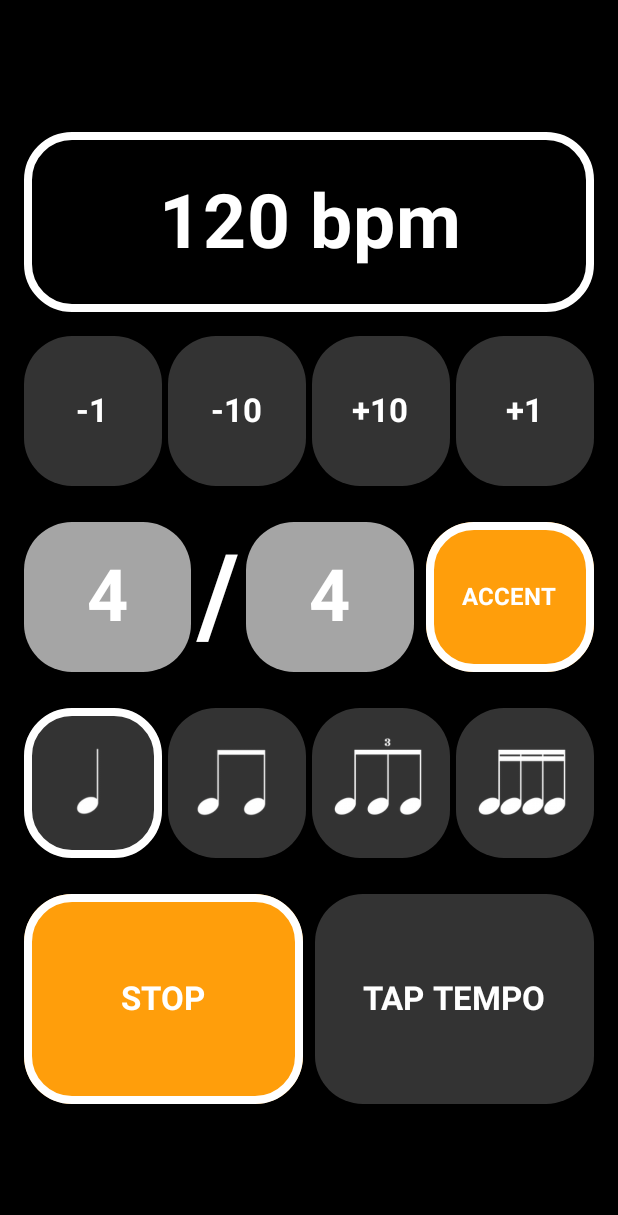
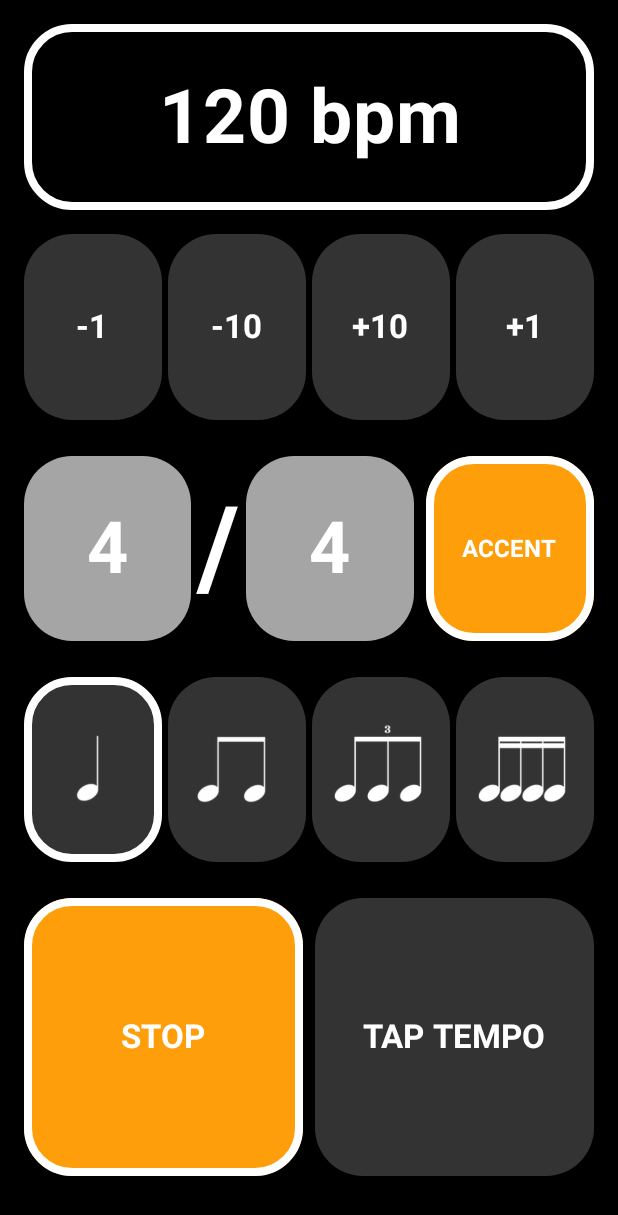
Before and after one commit to AlexxxShib/loud-metronome-3, an Android app built with Jetpack Compose: the @Preview function PreviewMetronomeScreen, on a phone screen of 412 x 824 dp. Shown: the top 1215 px of the screen. Run offline under Robolectric (Android 15) with nearby library versions, the phone set to English and light mode, and no system bars.

Commit message:
layout fix

```diff
--- a/app/src/main/java/com/mobiray/loudmetronome/presentation/MetronomeScreen.kt
+++ b/app/src/main/java/com/mobiray/loudmetronome/presentation/MetronomeScreen.kt
@@ -113,7 +113,7 @@ fun MetronomeSkinScreen(
 
         Row(
             modifier = Modifier
-                .height(120.dp)
+                .weight(1f)
                 .fillMaxWidth(),
             verticalAlignment = Alignment.CenterVertically
         ) {
@@ -144,7 +144,7 @@ fun MetronomeSkinScreen(
         Row(
             modifier = Modifier
                 .fillMaxWidth()
-                .height(100.dp)
+                .weight(1f)
         ) {
 
             StateButton(
@@ -184,7 +184,7 @@ fun MetronomeSkinScreen(
         Row(
             modifier = Modifier
                 .fillMaxWidth()
-                .height(100.dp),
+                .weight(1f),
             verticalAlignment = Alignment.CenterVertically
         ) {
 
@@ -234,7 +234,7 @@ fun MetronomeSkinScreen(
         Row(
             modifier = Modifier
                 .fillMaxWidth()
-                .height(100.dp)
+                .weight(1f)
         ) {
 
             ImageStateButton(
@@ -274,7 +274,7 @@ fun MetronomeSkinScreen(
         Row(
             modifier = Modifier
                 .fillMaxWidth()
-                .height(140.dp)
+                .weight(1.5f)
         ) {
 
             StateButton(
@@ -297,6 +297,8 @@ fun MetronomeSkinScreen(
                 }
             )
         }
+
+        Spacer(modifier = Modifier.size(24.dp))
 
     }
 }
```
